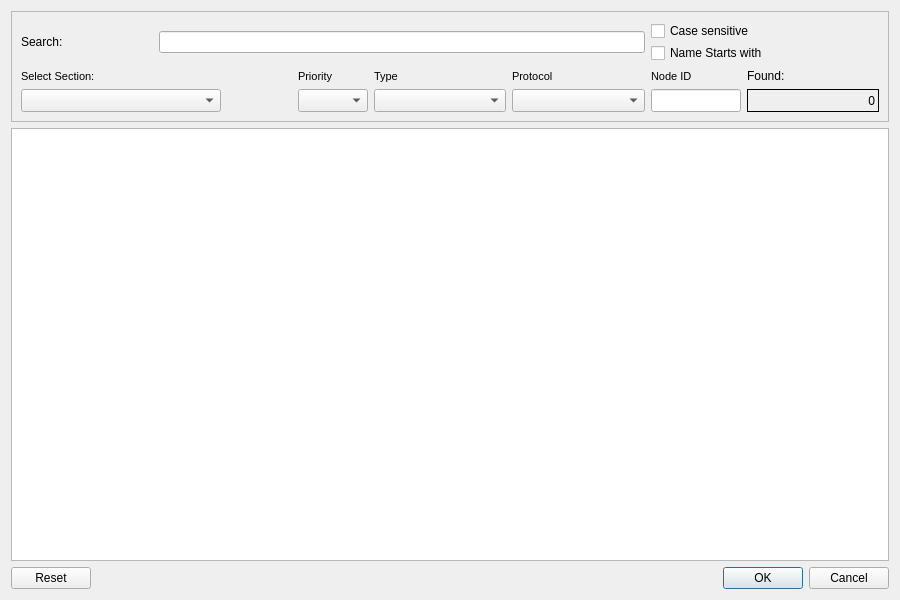
First picture: the form in cte/searchvariable.ui, repository MECTsrl/mect_plugins, before the edit.
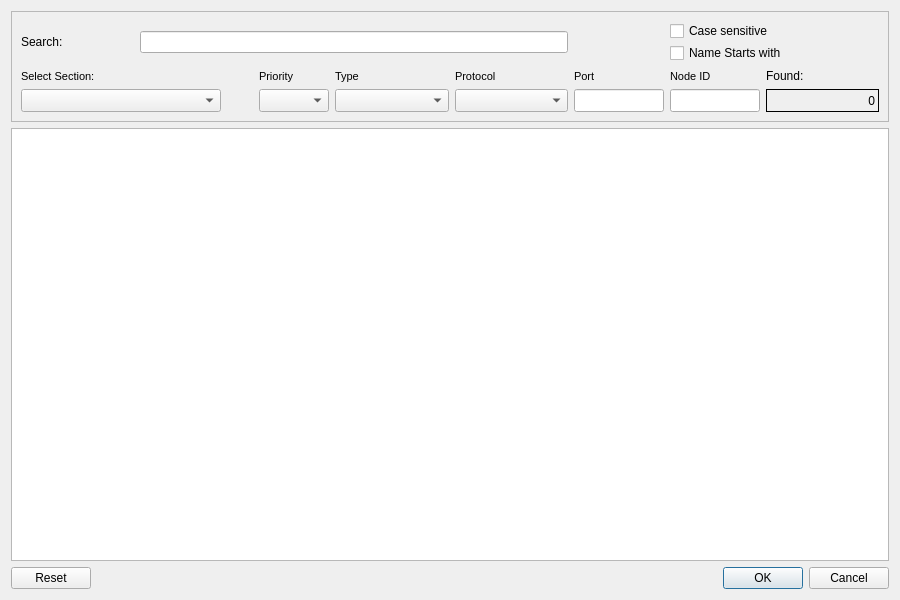
Second picture: the form after the edit. Icons and pictures are not drawn.

Commit message: Issue 132-INT-2020_06_17 - Multiline Edit on Crosstable Variables: Modificata lista campi editabili in lista checkable

```diff
--- a/cte/searchvariable.ui
+++ b/cte/searchvariable.ui
@@ -27,6 +27,64 @@
       <enum>QFrame::Raised</enum>
      </property>
      <layout class="QGridLayout" name="gridLayout">
+      <item row="2" column="2">
+       <widget class="QComboBox" name="cboPriority">
+        <property name="minimumSize">
+         <size>
+          <width>70</width>
+          <height>0</height>
+         </size>
+        </property>
+        <property name="maximumSize">
+         <size>
+          <width>70</width>
+          <height>16777215</height>
+         </size>
+        </property>
+        <property name="font">
+         <font>
+          <pointsize>10</pointsize>
+          <weight>50</weight>
+          <bold>false</bold>
+         </font>
+        </property>
+        <property name="toolTip">
+         <string notr="true"/>
+        </property>
+       </widget>
+      </item>
+      <item row="2" column="6">
+       <widget class="QLineEdit" name="txtNode">
+        <property name="minimumSize">
+         <size>
+          <width>40</width>
+          <height>0</height>
+         </size>
+        </property>
+        <property name="maximumSize">
+         <size>
+          <width>90</width>
+          <height>16777215</height>
+         </size>
+        </property>
+        <property name="font">
+         <font>
+          <pointsize>10</pointsize>
+          <weight>50</weight>
+          <bold>false</bold>
+         </font>
+        </property>
+        <property name="toolTip">
+         <string notr="true"/>
+        </property>
+        <property name="maxLength">
+         <number>6</number>
+        </property>
+        <property name="alignment">
+         <set>Qt::AlignRight|Qt::AlignTrailing|Qt::AlignVCenter</set>
+        </property>
+       </widget>
+      </item>
       <item row="1" column="0" colspan="2">
        <widget class="QLabel" name="lblSections">
         <property name="minimumSize">
@@ -50,58 +108,6 @@
         </property>
        </widget>
       </item>
-      <item row="2" column="5">
-       <widget class="QLineEdit" name="txtNode">
-        <property name="minimumSize">
-         <size>
-          <width>40</width>
-          <height>0</height>
-         </size>
-        </property>
-        <property name="maximumSize">
-         <size>
-          <width>90</width>
-          <height>16777215</height>
-         </size>
-        </property>
-        <property name="font">
-         <font>
-          <pointsize>10</pointsize>
-          <weight>50</weight>
-          <bold>false</bold>
-         </font>
-        </property>
-        <property name="maxLength">
-         <number>6</number>
-        </property>
-        <property name="alignment">
-         <set>Qt::AlignRight|Qt::AlignTrailing|Qt::AlignVCenter</set>
-        </property>
-       </widget>
-      </item>
-      <item row="2" column="2">
-       <widget class="QComboBox" name="cboPriority">
-        <property name="minimumSize">
-         <size>
-          <width>70</width>
-          <height>0</height>
-         </size>
-        </property>
-        <property name="maximumSize">
-         <size>
-          <width>70</width>
-          <height>16777215</height>
-         </size>
-        </property>
-        <property name="font">
-         <font>
-          <pointsize>10</pointsize>
-          <weight>50</weight>
-          <bold>false</bold>
-         </font>
-        </property>
-       </widget>
-      </item>
       <item row="2" column="3">
        <widget class="QComboBox" name="cboType">
         <property name="minimumSize">
@@ -188,7 +194,7 @@
         </property>
        </widget>
       </item>
-      <item row="1" column="5">
+      <item row="1" column="6">
        <widget class="QLabel" name="lblNode">
         <property name="minimumSize">
          <size>
@@ -273,14 +279,14 @@
       <item row="0" column="1" colspan="4">
        <widget class="QLineEdit" name="txtVarname"/>
       </item>
-      <item row="1" column="6">
+      <item row="1" column="7">
        <widget class="QLabel" name="lblPromptFound">
         <property name="text">
          <string>Found:</string>
         </property>
        </widget>
       </item>
-      <item row="0" column="5" colspan="2">
+      <item row="0" column="6" colspan="2">
        <layout class="QVBoxLayout" name="verticalLayout">
         <property name="spacing">
          <number>2</number>
@@ -307,7 +313,7 @@
         </item>
        </layout>
       </item>
-      <item row="2" column="6">
+      <item row="2" column="7">
        <widget class="QLabel" name="lblFound">
         <property name="minimumSize">
          <size>
@@ -329,6 +335,61 @@
         </property>
        </widget>
       </item>
+      <item row="2" column="5">
+       <widget class="QLineEdit" name="txtPort">
+        <property name="minimumSize">
+         <size>
+          <width>40</width>
+          <height>0</height>
+         </size>
+        </property>
+        <property name="maximumSize">
+         <size>
+          <width>90</width>
+          <height>16777215</height>
+         </size>
+        </property>
+        <property name="font">
+         <font>
+          <pointsize>10</pointsize>
+          <weight>50</weight>
+          <bold>false</bold>
+         </font>
+        </property>
+        <property name="toolTip">
+         <string notr="true"/>
+        </property>
+        <property name="maxLength">
+         <number>6</number>
+        </property>
+        <property name="alignment">
+         <set>Qt::AlignRight|Qt::AlignTrailing|Qt::AlignVCenter</set>
+        </property>
+       </widget>
+      </item>
+      <item row="1" column="5">
+       <widget class="QLabel" name="lblPort">
+        <property name="minimumSize">
+         <size>
+          <width>40</width>
+          <height>0</height>
+         </size>
+        </property>
+        <property name="font">
+         <font>
+          <pointsize>8</pointsize>
+          <weight>50</weight>
+          <bold>false</bold>
+         </font>
+        </property>
+        <property name="text">
+         <string>Port</string>
+        </property>
+        <property name="buddy">
+         <cstring>txtNode</cstring>
+        </property>
+       </widget>
+      </item>
      </layout>
     </widget>
    </item>
```
Left out of the diff: 11 changed lines with no effect on the pictures. The commit also changes 6 other files.
